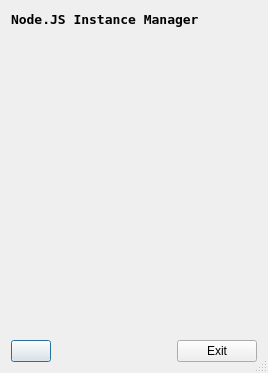
Qt form UI/NIM.ui (jschmidt42/nim) before a commit.
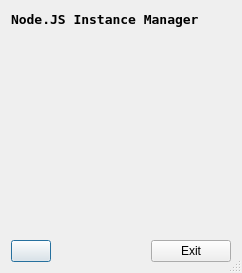
The same form after that commit. Icons and pictures are not drawn.

What changed in the file:
```diff
--- a/UI/NIM.ui
+++ b/UI/NIM.ui
@@ -9,8 +9,8 @@
    <rect>
     <x>0</x>
     <y>0</y>
-    <width>268</width>
-    <height>370</height>
+    <width>238</width>
+    <height>268</height>
    </rect>
   </property>
   <property name="sizePolicy">
@@ -65,7 +65,7 @@
      <property name="minimumSize">
       <size>
        <width>220</width>
-       <height>300</height>
+       <height>200</height>
       </size>
      </property>
      <property name="frameShape">
@@ -79,8 +79,8 @@
        <rect>
         <x>0</x>
         <y>0</y>
-        <width>250</width>
-        <height>302</height>
+        <width>220</width>
+        <height>200</height>
        </rect>
       </property>
       <property name="sizePolicy">
```
Left out of the diff: 8 changed lines with no effect on the pictures.
